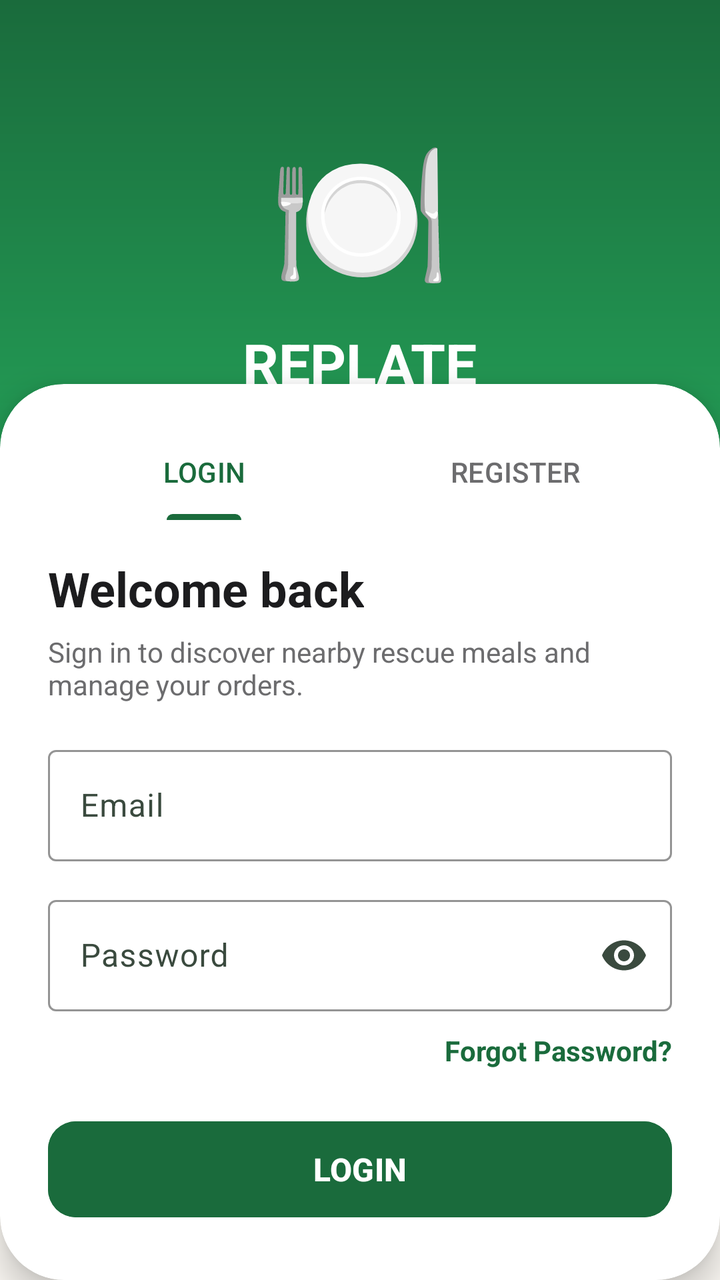
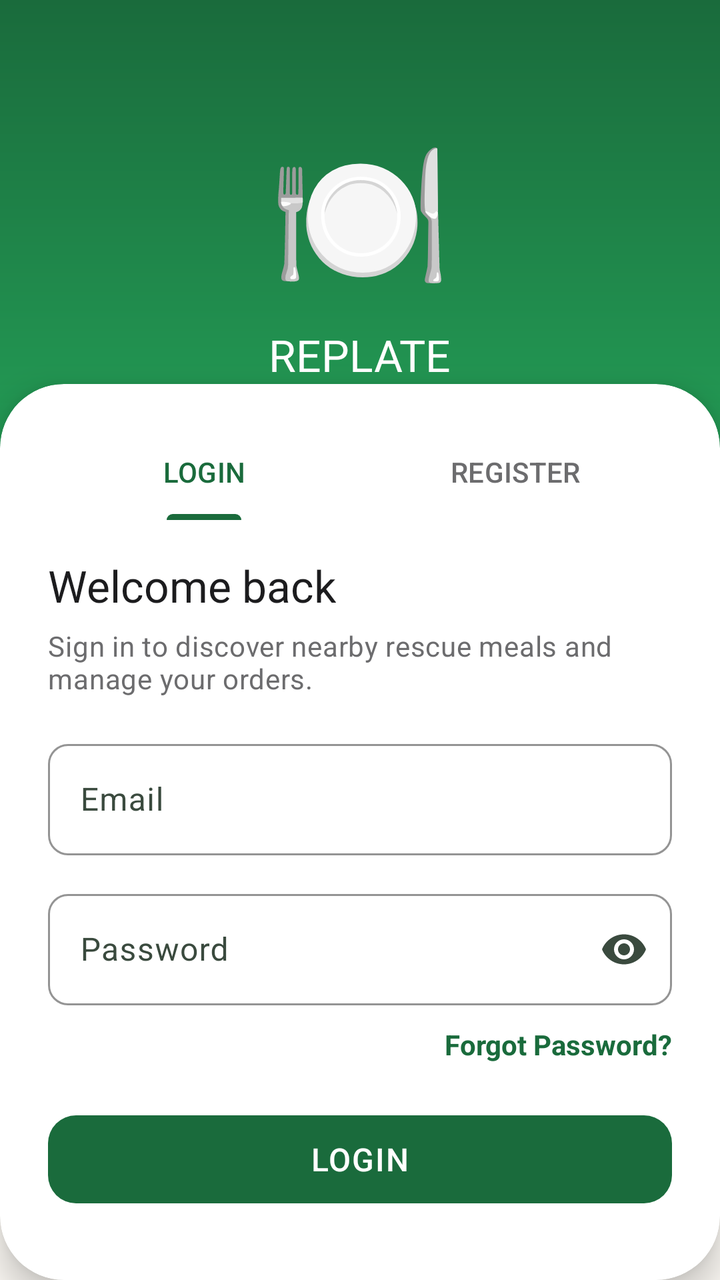

An Android layout rendered at two revisions. The XML below is the earlier revision; the diff shows what the commit changed to produce the second picture.
<!-- AndroidManifest.xml: application theme Theme.REPLATE -->
<!-- res/layout/activity_login.xml -->
<?xml version="1.0" encoding="utf-8"?>
<androidx.constraintlayout.widget.ConstraintLayout
    xmlns:android="http://schemas.android.com/apk/res/android"
    xmlns:app="http://schemas.android.com/apk/res-auto"
    android:layout_width="match_parent"
    android:layout_height="match_parent"
    android:background="@color/cream">

    
    <View
        android:id="@+id/topOverlay"
        android:layout_width="0dp"
        android:layout_height="0dp"
        android:background="@drawable/bg_gradient_green"
        app:layout_constraintEnd_toEndOf="parent"
        app:layout_constraintHeight_percent="0.42"
        app:layout_constraintStart_toStartOf="parent"
        app:layout_constraintTop_toTopOf="parent" />

    <LinearLayout
        android:id="@+id/brandBlock"
        android:layout_width="wrap_content"
        android:layout_height="wrap_content"
        android:gravity="center"
        android:orientation="vertical"
        app:layout_constraintEnd_toEndOf="parent"
        app:layout_constraintStart_toStartOf="parent"
        app:layout_constraintTop_toTopOf="parent"
        android:layout_marginTop="56dp">

        <TextView
            android:id="@+id/ivEmoji3"
            android:layout_width="wrap_content"
            android:layout_height="wrap_content"
            android:text="🍽️"
            android:textSize="74sp" />

        <TextView
            android:id="@+id/tvBrandTitle"
            android:layout_width="wrap_content"
            android:layout_height="wrap_content"
            android:layout_marginTop="8dp"
            android:text="REPLATE"
            android:textColor="@color/white"
            android:textSize="28sp"
            android:textStyle="bold" />

        <TextView
            android:id="@+id/tvBrandSubtitle"
            android:layout_width="wrap_content"
            android:layout_height="wrap_content"
            android:layout_marginTop="6dp"
            android:text="Because Every Meal Matters"
            android:textColor="#D9FFFFFF"
            android:textSize="14sp" />
    </LinearLayout>

    

    

    <androidx.cardview.widget.CardView
        android:id="@+id/cardContainer"
        android:layout_width="0dp"
        android:layout_height="0dp"
        android:layout_marginTop="24dp"
        app:cardBackgroundColor="@color/white"
        app:cardCornerRadius="32dp"
        app:cardElevation="10dp"
        app:layout_constraintBottom_toBottomOf="parent"
        app:layout_constraintEnd_toEndOf="parent"
        app:layout_constraintHeight_percent="0.70"
        app:layout_constraintStart_toStartOf="parent"
        app:layout_constraintTop_toTopOf="parent"
        app:layout_constraintVertical_bias="1.0">

        <LinearLayout
            android:layout_width="match_parent"
            android:layout_height="match_parent"
            android:orientation="vertical"
            android:paddingTop="20dp">

            
            <com.google.android.material.tabs.TabLayout
                android:id="@+id/tabLayout"
                android:layout_width="match_parent"
                android:layout_height="wrap_content"
                android:layout_marginHorizontal="24dp"
                android:background="@android:color/transparent"
                app:tabGravity="fill"
                app:tabIndicatorColor="@color/green_primary"
                app:tabIndicatorHeight="3dp"
                app:tabMode="fixed"
                app:tabSelectedTextColor="@color/green_primary"
                app:tabTextColor="@color/text_secondary">

                <com.google.android.material.tabs.TabItem
                    android:layout_width="wrap_content"
                    android:layout_height="wrap_content"
                    android:text="LOGIN" />

                <com.google.android.material.tabs.TabItem
                    android:layout_width="wrap_content"
                    android:layout_height="wrap_content"
                    android:text="REGISTER" />
            </com.google.android.material.tabs.TabLayout>

            <ScrollView
                android:layout_width="match_parent"
                android:layout_height="wrap_content"
                android:paddingStart="24dp"
                android:paddingTop="18dp"
                android:paddingEnd="24dp"
                android:paddingBottom="24dp">

                <LinearLayout
                    android:layout_width="match_parent"
                    android:layout_height="wrap_content"
                    android:orientation="vertical">

                    
                    <LinearLayout
                        android:id="@+id/loginForm"
                        android:layout_width="match_parent"
                        android:layout_height="wrap_content"
                        android:orientation="vertical"
                        android:visibility="visible">

                        <TextView
                            android:layout_width="wrap_content"
                            android:layout_height="wrap_content"
                            android:text="Welcome back"
                            android:textColor="@color/text_primary"
                            android:textSize="24sp"
                            android:textStyle="bold" />

                        <TextView
                            android:layout_width="match_parent"
                            android:layout_height="wrap_content"
                            android:layout_marginTop="6dp"
                            android:text="Sign in to discover nearby rescue meals and manage your orders."
                            android:textColor="@color/text_secondary"
                            android:textSize="14sp" />

                        <com.google.android.material.textfield.TextInputLayout
                            android:id="@+id/tilLoginEmail"
                            style="@style/Widget.Material3.TextInputLayout.OutlinedBox"
                            android:layout_width="match_parent"
                            android:layout_height="wrap_content"
                            android:layout_marginTop="18dp"
                            android:hint="Email"
                            app:boxStrokeColor="@color/green_primary">

                            <com.google.android.material.textfield.TextInputEditText
                                android:id="@+id/etLoginEmail"
                                android:layout_width="match_parent"
                                android:layout_height="wrap_content"
                                android:inputType="textEmailAddress" />
                        </com.google.android.material.textfield.TextInputLayout>

                        <com.google.android.material.textfield.TextInputLayout
                            android:id="@+id/tilLoginPassword"
                            style="@style/Widget.Material3.TextInputLayout.OutlinedBox"
                            android:layout_width="match_parent"
                            android:layout_height="wrap_content"
                            android:layout_marginTop="14dp"
                            android:hint="Password"
                            app:boxStrokeColor="@color/green_primary"
                            app:endIconMode="password_toggle">

                            <com.google.android.material.textfield.TextInputEditText
                                android:id="@+id/etLoginPassword"
                                android:layout_width="match_parent"
                                android:layout_height="wrap_content"
                                android:inputType="textPassword" />
                        </com.google.android.material.textfield.TextInputLayout>

                        <TextView
                            android:id="@+id/tvForgotPassword"
                            android:layout_width="wrap_content"
                            android:layout_height="wrap_content"
                            android:layout_gravity="end"
                            android:layout_marginTop="10dp"
                            android:text="Forgot Password?"
                            android:textColor="@color/green_primary"
                            android:textStyle="bold" />

                        <com.google.android.material.button.MaterialButton
                            android:id="@+id/btnLogin"
                            android:layout_width="match_parent"
                            android:layout_height="56dp"
                            android:layout_marginTop="22dp"
                            android:backgroundTint="@color/green_primary"
                            android:text="LOGIN"
                            android:textSize="16sp"
                            android:textStyle="bold"
                            app:cornerRadius="14dp" />
                    </LinearLayout>

                    
                    <LinearLayout
                        android:id="@+id/registerForm"
                        android:layout_width="match_parent"
                        android:layout_height="wrap_content"
                        android:orientation="vertical"
                        android:visibility="gone">

                        <TextView
                            android:layout_width="wrap_content"
                            android:layout_height="wrap_content"
                            android:text="Create your account"
                            android:textColor="@color/text_primary"
                            android:textSize="24sp"
                            android:textStyle="bold" />

                        <TextView
                            android:layout_width="match_parent"
                            android:layout_height="wrap_content"
                            android:layout_marginTop="6dp"
                            android:text="Join REPLATE to save money, rescue meals, and track pickup orders."
                            android:textColor="@color/text_secondary"
                            android:textSize="14sp" />

                        <com.google.android.material.textfield.TextInputLayout
                            android:id="@+id/tilRegisterName"
                            style="@style/Widget.Material3.TextInputLayout.OutlinedBox"
                            android:layout_width="match_parent"
                            android:layout_height="wrap_content"
                            android:layout_marginTop="18dp"
                            android:hint="Full Name"
                            app:boxStrokeColor="@color/green_primary">

                            <com.google.android.material.textfield.TextInputEditText
                                android:id="@+id/etRegisterName"
                                android:layout_width="match_parent"
                                android:layout_height="wrap_content"
                                android:inputType="textPersonName" />
                        </com.google.android.material.textfield.TextInputLayout>

                        <com.google.android.material.textfield.TextInputLayout
                            android:id="@+id/tilRegisterEmail"
                            style="@style/Widget.Material3.TextInputLayout.OutlinedBox"
                            android:layout_width="match_parent"
                            android:layout_height="wrap_content"
                            android:layout_marginTop="12dp"
                            android:hint="Email"
                            app:boxStrokeColor="@color/green_primary">

                            <com.google.android.material.textfield.TextInputEditText
                                android:id="@+id/etRegisterEmail"
                                android:layout_width="match_parent"
                                android:layout_height="wrap_content"
                                android:inputType="textEmailAddress" />
                        </com.google.android.material.textfield.TextInputLayout>

                        <com.google.android.material.textfield.TextInputLayout
                            android:id="@+id/tilRegisterPhone"
                            style="@style/Widget.Material3.TextInputLayout.OutlinedBox"
                            android:layout_width="match_parent"
                            android:layout_height="wrap_content"
                            android:layout_marginTop="12dp"
                            android:hint="Phone"
                            app:boxStrokeColor="@color/green_primary">

                            <com.google.android.material.textfield.TextInputEditText
                                android:id="@+id/etRegisterPhone"
                                android:layout_width="match_parent"
                                android:layout_height="wrap_content"
                                android:inputType="phone" />
                        </com.google.android.material.textfield.TextInputLayout>

                        <com.google.android.material.textfield.TextInputLayout
                            android:id="@+id/tilRegisterPassword"
                            style="@style/Widget.Material3.TextInputLayout.OutlinedBox"
                            android:layout_width="match_parent"
                            android:layout_height="wrap_content"
                            android:layout_marginTop="12dp"
                            android:hint="Password"
                            app:boxStrokeColor="@color/green_primary"
                            app:endIconMode="password_toggle">

                            <com.google.android.material.textfield.TextInputEditText
                                android:id="@+id/etRegisterPassword"
                                android:layout_width="match_parent"
                                android:layout_height="wrap_content"
                                android:inputType="textPassword" />
                        </com.google.android.material.textfield.TextInputLayout>

                        <com.google.android.material.textfield.TextInputLayout
                            android:id="@+id/tilRegisterConfirmPassword"
                            style="@style/Widget.Material3.TextInputLayout.OutlinedBox"
                            android:layout_width="match_parent"
                            android:layout_height="wrap_content"
                            android:layout_marginTop="12dp"
                            android:hint="Confirm Password"
                            app:boxStrokeColor="@color/green_primary"
                            app:endIconMode="password_toggle">

                            <com.google.android.material.textfield.TextInputEditText
                                android:id="@+id/etRegisterConfirmPassword"
                                android:layout_width="match_parent"
                                android:layout_height="wrap_content"
                                android:inputType="textPassword" />
                        </com.google.android.material.textfield.TextInputLayout>

                        <com.google.android.material.button.MaterialButton
                            android:id="@+id/btnRegister"
                            android:layout_width="match_parent"
                            android:layout_height="56dp"
                            android:layout_marginTop="22dp"
                            android:backgroundTint="@color/green_primary"
                            android:text="CREATE ACCOUNT"
                            android:textSize="16sp"
                            android:textStyle="bold"
                            app:cornerRadius="14dp" />
                    </LinearLayout>

                    
                    <ProgressBar
                        android:id="@+id/progressBar"
                        android:layout_width="wrap_content"
                        android:layout_height="wrap_content"
                        android:layout_gravity="center"
                        android:layout_marginTop="16dp"
                        android:visibility="gone" />
                </LinearLayout>
            </ScrollView>
        </LinearLayout>
    </androidx.cardview.widget.CardView>
</androidx.constraintlayout.widget.ConstraintLayout>
<!-- resources referenced by this layout -->
<resources>
  <style name="Theme.REPLATE" parent="Theme.Material3.Light.NoActionBar">
          
          <item name="colorPrimary">@color/md_theme_primary</item>
          <item name="colorOnPrimary">@color/md_theme_onPrimary</item>
          <item name="colorPrimaryContainer">@color/md_theme_primaryContainer</item>
          <item name="colorOnPrimaryContainer">@color/md_theme_onPrimaryContainer</item>
  
          
          <item name="colorSecondary">@color/md_theme_secondary</item>
          <item name="colorOnSecondary">@color/md_theme_onSecondary</item>
          <item name="colorSecondaryContainer">@color/md_theme_secondaryContainer</item>
          <item name="colorOnSecondaryContainer">@color/md_theme_onSecondaryContainer</item>
  
          
          <item name="colorTertiary">@color/md_theme_tertiary</item>
          <item name="colorOnTertiary">@color/md_theme_onTertiary</item>
          <item name="colorTertiaryContainer">@color/md_theme_tertiaryContainer</item>
          <item name="colorOnTertiaryContainer">@color/md_theme_onTertiaryContainer</item>
  
          
          <item name="colorError">@color/md_theme_error</item>
          <item name="colorOnError">@color/md_theme_onError</item>
          <item name="colorErrorContainer">@color/md_theme_errorContainer</item>
          <item name="colorOnErrorContainer">@color/md_theme_onErrorContainer</item>
  
          
          <item name="android:colorBackground">@color/md_theme_background</item>
          <item name="colorOnBackground">@color/md_theme_onBackground</item>
          <item name="colorSurface">@color/md_theme_surface</item>
          <item name="colorOnSurface">@color/md_theme_onSurface</item>
          <item name="colorSurfaceVariant">@color/md_theme_surfaceVariant</item>
          <item name="colorOnSurfaceVariant">@color/md_theme_onSurfaceVariant</item>
  
          
          <item name="colorOutline">@color/md_theme_outline</item>
          <item name="colorOutlineVariant">@color/md_theme_outlineVariant</item>
  
          
          <item name="colorSurfaceInverse">@color/md_theme_inverseSurface</item>
          <item name="colorOnSurfaceInverse">@color/md_theme_inverseOnSurface</item>
          <item name="colorPrimaryInverse">@color/md_theme_inversePrimary</item>
  
          
          <item name="colorSurfaceContainerLowest">@color/md_theme_surfaceContainerLowest</item>
          <item name="colorSurfaceContainerLow">@color/md_theme_surfaceContainerLow</item>
          <item name="colorSurfaceContainer">@color/md_theme_surfaceContainer</item>
          <item name="colorSurfaceContainerHigh">@color/md_theme_surfaceContainerHigh</item>
          <item name="colorSurfaceContainerHighest">@color/md_theme_surfaceContainerHighest</item>
  
          
          <item name="android:statusBarColor">@color/status_bar</item>
          <item name="android:navigationBarColor">@color/md_theme_surface</item>
  
          
          <item name="android:windowBackground">@color/md_theme_background</item>
      </style>
  <!-- unchanged entries left out for length: 40 -->
</resources>

<!-- the commit's change to res/layout/activity_login.xml (unified diff, before → after) -->
@@ -41,9 +41,8 @@
             android:layout_height="wrap_content"
             android:layout_marginTop="8dp"
             android:text="REPLATE"
-            android:textColor="@color/white"
-            android:textSize="28sp"
-            android:textStyle="bold" />
+            android:textAppearance="@style/TextAppearance.REPLATE.Headline"
+            android:textColor="@color/white" />
 
         <TextView
             android:id="@+id/tvBrandSubtitle"
@@ -51,8 +50,8 @@
             android:layout_height="wrap_content"
             android:layout_marginTop="6dp"
             android:text="Because Every Meal Matters"
-            android:textColor="#D9FFFFFF"
-            android:textSize="14sp" />
+            android:textAppearance="@style/TextAppearance.REPLATE.Body"
+            android:textColor="@color/white_85" />
     </LinearLayout>
 
     
@@ -130,26 +129,24 @@
                             android:layout_width="wrap_content"
                             android:layout_height="wrap_content"
                             android:text="Welcome back"
+                            android:textAppearance="@style/TextAppearance.REPLATE.Headline"
                             android:textColor="@color/text_primary"
-                            android:textSize="24sp"
-                            android:textStyle="bold" />
+                            android:textSize="@dimen/text_xl" />
 
                         <TextView
                             android:layout_width="match_parent"
                             android:layout_height="wrap_content"
                             android:layout_marginTop="6dp"
                             android:text="Sign in to discover nearby rescue meals and manage your orders."
-                            android:textColor="@color/text_secondary"
-                            android:textSize="14sp" />
+                            android:textAppearance="@style/TextAppearance.REPLATE.Body" />
 
                         <com.google.android.material.textfield.TextInputLayout
                             android:id="@+id/tilLoginEmail"
-                            style="@style/Widget.Material3.TextInputLayout.OutlinedBox"
+                            style="@style/Widget.REPLATE.TextInputLayout"
                             android:layout_width="match_parent"
                             android:layout_height="wrap_content"
                             android:layout_marginTop="18dp"
-                            android:hint="Email"
-                            app:boxStrokeColor="@color/green_primary">
+                            android:hint="Email">
 
                             <com.google.android.material.textfield.TextInputEditText
                                 android:id="@+id/etLoginEmail"
@@ -160,12 +157,11 @@
 
                         <com.google.android.material.textfield.TextInputLayout
                             android:id="@+id/tilLoginPassword"
-                            style="@style/Widget.Material3.TextInputLayout.OutlinedBox"
+                            style="@style/Widget.REPLATE.TextInputLayout"
                             android:layout_width="match_parent"
                             android:layout_height="wrap_content"
                             android:layout_marginTop="14dp"
                             android:hint="Password"
-                            app:boxStrokeColor="@color/green_primary"
                             app:endIconMode="password_toggle">
 
                             <com.google.android.material.textfield.TextInputEditText
@@ -187,14 +183,11 @@
 
                         <com.google.android.material.button.MaterialButton
                             android:id="@+id/btnLogin"
-                            android:layout_width="match_parent"
-                            android:layout_height="56dp"
+                            style="@style/Widget.REPLATE.Button.Primary"
+                            android:layout_width="match_parent"
+                            android:layout_height="@dimen/button_height"
                             android:layout_marginTop="22dp"
-                            android:backgroundTint="@color/green_primary"
-                            android:text="LOGIN"
-                            android:textSize="16sp"
-                            android:textStyle="bold"
-                            app:cornerRadius="14dp" />
+                            android:text="LOGIN" />
                     </LinearLayout>
 
                     
@@ -209,26 +202,24 @@
                             android:layout_width="wrap_content"
                             android:layout_height="wrap_content"
                             android:text="Create your account"
+                            android:textAppearance="@style/TextAppearance.REPLATE.Headline"
                             android:textColor="@color/text_primary"
-                            android:textSize="24sp"
-                            android:textStyle="bold" />
+                            android:textSize="@dimen/text_xl" />
 
                         <TextView
                             android:layout_width="match_parent"
                             android:layout_height="wrap_content"
                             android:layout_marginTop="6dp"
                             android:text="Join REPLATE to save money, rescue meals, and track pickup orders."
-                            android:textColor="@color/text_secondary"
-                            android:textSize="14sp" />
+                            android:textAppearance="@style/TextAppearance.REPLATE.Body" />
 
                         <com.google.android.material.textfield.TextInputLayout
                             android:id="@+id/tilRegisterName"
-                            style="@style/Widget.Material3.TextInputLayout.OutlinedBox"
+                            style="@style/Widget.REPLATE.TextInputLayout"
                             android:layout_width="match_parent"
                             android:layout_height="wrap_content"
                             android:layout_marginTop="18dp"
-                            android:hint="Full Name"
-                            app:boxStrokeColor="@color/green_primary">
+                            android:hint="Full Name">
 
                             <com.google.android.material.textfield.TextInputEditText
                                 android:id="@+id/etRegisterName"
@@ -239,12 +230,11 @@
 
                         <com.google.android.material.textfield.TextInputLayout
                             android:id="@+id/tilRegisterEmail"
-                            style="@style/Widget.Material3.TextInputLayout.OutlinedBox"
+                            style="@style/Widget.REPLATE.TextInputLayout"
                             android:layout_width="match_parent"
                             android:layout_height="wrap_content"
                             android:layout_marginTop="12dp"
-                            android:hint="Email"
-                            app:boxStrokeColor="@color/green_primary">
+                            android:hint="Email">
 
                             <com.google.android.material.textfield.TextInputEditText
                                 android:id="@+id/etRegisterEmail"
@@ -255,12 +245,11 @@
 
                         <com.google.android.material.textfield.TextInputLayout
                             android:id="@+id/tilRegisterPhone"
-                            style="@style/Widget.Material3.TextInputLayout.OutlinedBox"
+                            style="@style/Widget.REPLATE.TextInputLayout"
                             android:layout_width="match_parent"
                             android:layout_height="wrap_content"
                             android:layout_marginTop="12dp"
-                            android:hint="Phone"
-                            app:boxStrokeColor="@color/green_primary">
+                            android:hint="Phone">
 
                             <com.google.android.material.textfield.TextInputEditText
                                 android:id="@+id/etRegisterPhone"
@@ -271,12 +260,11 @@
 
                         <com.google.android.material.textfield.TextInputLayout
                             android:id="@+id/tilRegisterPassword"
-                            style="@style/Widget.Material3.TextInputLayout.OutlinedBox"
+                            style="@style/Widget.REPLATE.TextInputLayout"
                             android:layout_width="match_parent"
                             android:layout_height="wrap_content"
                             android:layout_marginTop="12dp"
                             android:hint="Password"
-                            app:boxStrokeColor="@color/green_primary"
                             app:endIconMode="password_toggle">
 
                             <com.google.android.material.textfield.TextInputEditText
@@ -288,12 +276,11 @@
 
                         <com.google.android.material.textfield.TextInputLayout
                             android:id="@+id/tilRegisterConfirmPassword"
-                            style="@style/Widget.Material3.TextInputLayout.OutlinedBox"
+                            style="@style/Widget.REPLATE.TextInputLayout"
                             android:layout_width="match_parent"
                             android:layout_height="wrap_content"
                             android:layout_marginTop="12dp"
                             android:hint="Confirm Password"
-                            app:boxStrokeColor="@color/green_primary"
                             app:endIconMode="password_toggle">
 
                             <com.google.android.material.textfield.TextInputEditText
@@ -305,14 +292,11 @@
 
                         <com.google.android.material.button.MaterialButton
                             android:id="@+id/btnRegister"
-                            android:layout_width="match_parent"
-                            android:layout_height="56dp"
+                            style="@style/Widget.REPLATE.Button.Primary"
+                            android:layout_width="match_parent"
+                            android:layout_height="@dimen/button_height"
                             android:layout_marginTop="22dp"
-                            android:backgroundTint="@color/green_primary"
-                            android:text="CREATE ACCOUNT"
-                            android:textSize="16sp"
-                            android:textStyle="bold"
-                            app:cornerRadius="14dp" />
+                            android:text="CREATE ACCOUNT" />
                     </LinearLayout>
 
                     
<!-- resource entries referenced after the edit -->
@@ -1,5 +1,35 @@
 <!-- resources referenced by this layout -->
 <resources>
+  <color name="white_85">#D9FFFFFF</color>
+  <dimen name="button_height">52dp</dimen>
+  <dimen name="text_xl">22sp</dimen>
+  <style name="TextAppearance.REPLATE.Body" parent="TextAppearance.Material3.BodyMedium">
+          <item name="android:fontFamily">sans-serif</item>
+          <item name="android:textSize">@dimen/text_sm</item>
+          <item name="android:textColor">@color/text_secondary</item>
+      </style>
+  <style name="TextAppearance.REPLATE.Headline" parent="TextAppearance.Material3.TitleLarge">
+          <item name="android:fontFamily">sans-serif-black</item>
+          <item name="android:textSize">@dimen/text_xl</item>
+          <item name="android:textColor">@color/text_primary</item>
+      </style>
+  <style name="Widget.REPLATE.Button.Primary" parent="Widget.Material3.Button">
+          <item name="android:minHeight">@dimen/button_height</item>
+          <item name="cornerRadius">@dimen/radius_md</item>
+          <item name="android:fontFamily">sans-serif-medium</item>
+          <item name="android:textAllCaps">false</item>
+          <item name="android:textSize">@dimen/text_md</item>
+          <item name="android:textColor">@color/white</item>
+          <item name="backgroundTint">@color/green_primary</item>
+      </style>
+  <style name="Widget.REPLATE.TextInputLayout" parent="Widget.Material3.TextInputLayout.OutlinedBox">
+          <item name="boxCornerRadiusTopStart">@dimen/radius_sm</item>
+          <item name="boxCornerRadiusTopEnd">@dimen/radius_sm</item>
+          <item name="boxCornerRadiusBottomStart">@dimen/radius_sm</item>
+          <item name="boxCornerRadiusBottomEnd">@dimen/radius_sm</item>
+          <item name="boxStrokeColor">@color/green_primary</item>
+          <item name="hintTextColor">@color/text_secondary</item>
+      </style>
   <style name="Theme.REPLATE" parent="Theme.Material3.Light.NoActionBar">
           
           <item name="colorPrimary">@color/md_theme_primary</item>
@@ -55,7 +85,41 @@
   
           
           <item name="android:windowBackground">@color/md_theme_background</item>
+  
+          
+          <item name="android:fontFamily">sans-serif</item>
+          <item name="textAppearanceTitleLarge">@style/TextAppearance.REPLATE.Headline</item>
+          <item name="textAppearanceTitleMedium">@style/TextAppearance.REPLATE.Subheading</item>
+          <item name="textAppearanceBodyMedium">@style/TextAppearance.REPLATE.Body</item>
+          <item name="textAppearanceLabelLarge">@style/TextAppearance.REPLATE.Label</item>
+  
+          
+          <item name="materialCardViewStyle">@style/Widget.REPLATE.Card</item>
+          <item name="materialButtonStyle">@style/Widget.REPLATE.Button.Primary</item>
+          <item name="textInputStyle">@style/Widget.REPLATE.TextInputLayout</item>
       </style>
+  <dimen name="text_sm">14sp</dimen>
+  <dimen name="radius_md">14dp</dimen>
+  <dimen name="text_md">16sp</dimen>
+  <dimen name="radius_sm">10dp</dimen>
+  <style name="TextAppearance.REPLATE.Subheading" parent="TextAppearance.Material3.TitleMedium">
+          <item name="android:fontFamily">sans-serif-medium</item>
+          <item name="android:textSize">@dimen/text_lg</item>
+          <item name="android:textColor">@color/text_primary</item>
+      </style>
+  <style name="TextAppearance.REPLATE.Label" parent="TextAppearance.Material3.LabelMedium">
+          <item name="android:fontFamily">sans-serif-medium</item>
+          <item name="android:textSize">@dimen/text_sm</item>
+          <item name="android:textColor">@color/text_primary</item>
+      </style>
+  <style name="Widget.REPLATE.Card" parent="Widget.Material3.CardView.Elevated">
+          <item name="cardCornerRadius">@dimen/radius_md</item>
+          <item name="cardElevation">@dimen/elevation_card</item>
+          <item name="cardBackgroundColor">@color/surface_white</item>
+      </style>
+  <dimen name="text_lg">18sp</dimen>
+  <dimen name="elevation_card">3dp</dimen>
+  <color name="surface_white">#FFFFFF</color>
   <!-- unchanged entries left out for length: 40 -->
 </resources>
 
